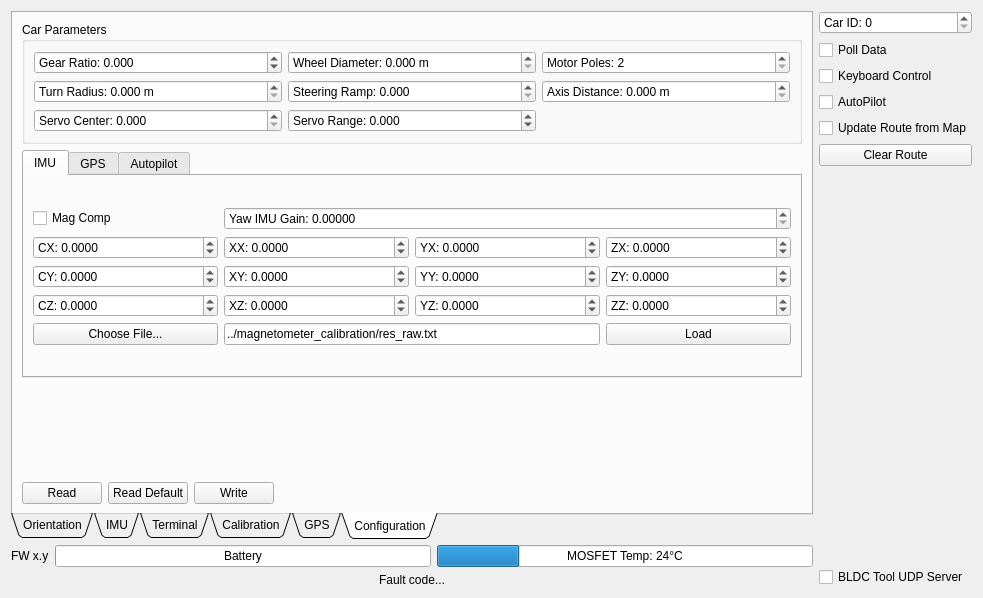
Above: Linux/RC_Car_Tool/carinterface.ui from vedderb/rise_sdvp before the change. Below: the same form after it.
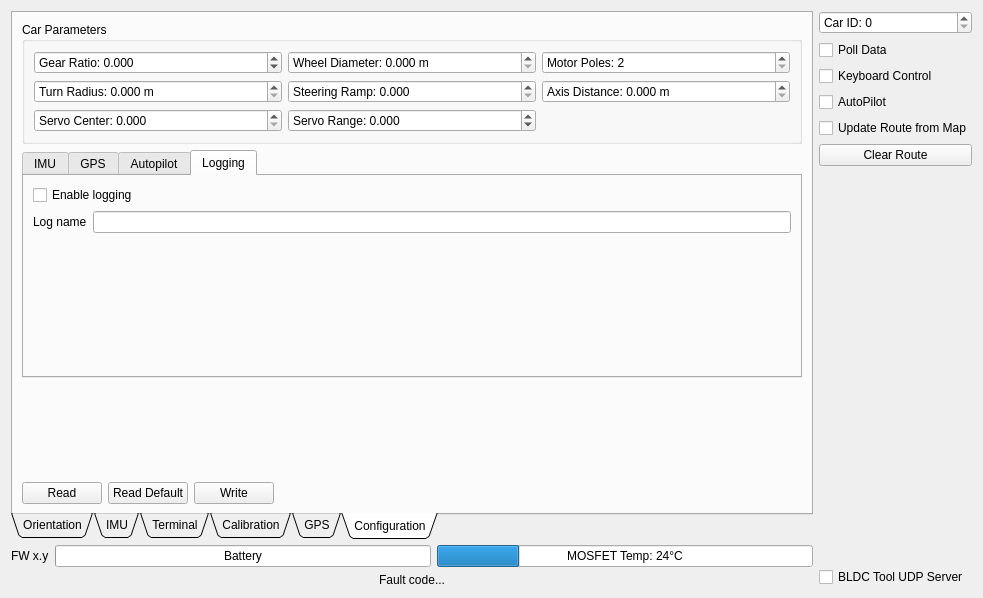
That is the form after the change. The open tabs and pages were chosen to show the change. Custom widgets are drawn as their Qt base class.

Commit message: Added logging support

What changed in the file:
```diff
--- a/Linux/RC_Car_Tool/carinterface.ui
+++ b/Linux/RC_Car_Tool/carinterface.ui
@@ -1066,6 +1066,47 @@
              </item>
             </layout>
            </widget>
+           <widget class="QWidget" name="tab_10">
+            <attribute name="title">
+             <string>Logging</string>
+            </attribute>
+            <layout class="QVBoxLayout" name="verticalLayout_14">
+             <item>
+              <widget class="QCheckBox" name="confLogEnBox">
+               <property name="text">
+                <string>Enable logging</string>
+               </property>
+              </widget>
+             </item>
+             <item>
+              <layout class="QHBoxLayout" name="horizontalLayout_11">
+               <item>
+                <widget class="QLabel" name="label">
+                 <property name="text">
+                  <string>Log name</string>
+                 </property>
+                </widget>
+               </item>
+               <item>
+                <widget class="QLineEdit" name="confLogNameEdit"/>
+               </item>
+              </layout>
+             </item>
+             <item>
+              <spacer name="verticalSpacer_6">
+               <property name="orientation">
+                <enum>Qt::Vertical</enum>
+               </property>
+               <property name="sizeHint" stdset="0">
+                <size>
+                 <width>20</width>
+                 <height>129</height>
+                </size>
+               </property>
+              </spacer>
+             </item>
+            </layout>
+           </widget>
           </widget>
          </item>
          <item>
```
The commit also changes 19 other files.
